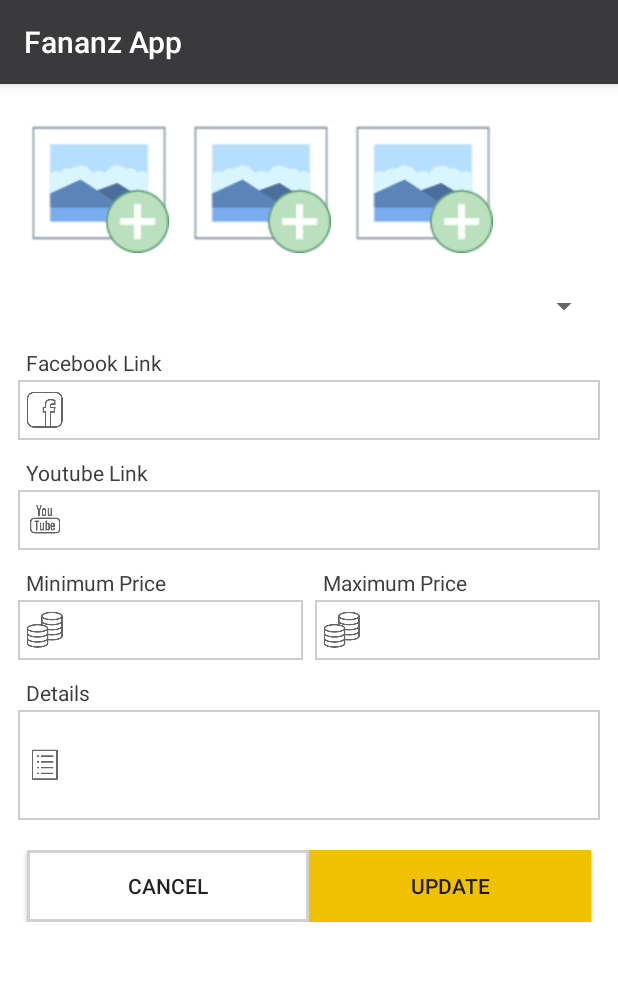
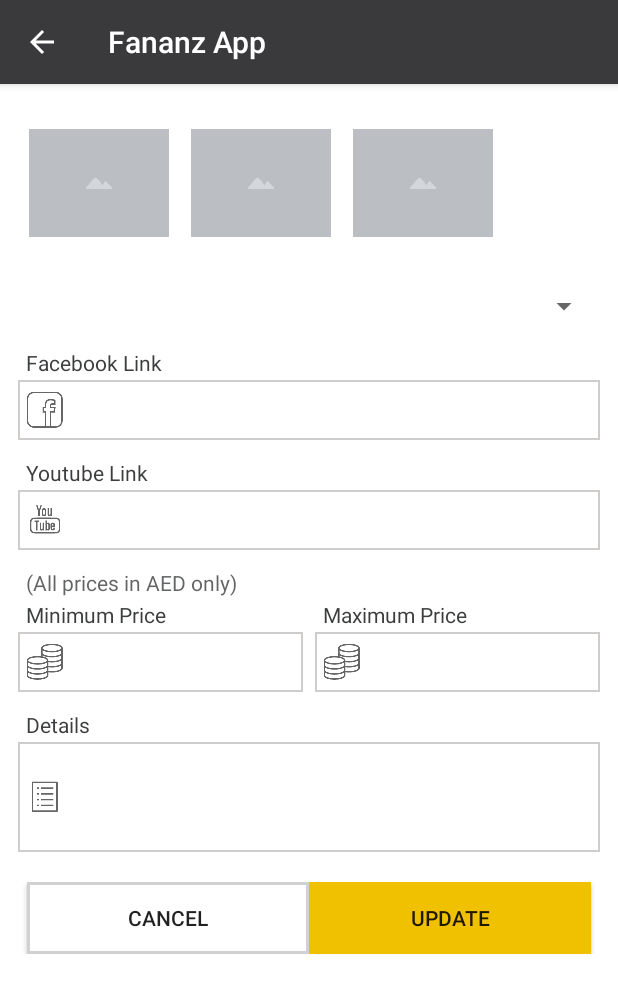
Before and after one commit to Vibeosys/FananzApp, an Android app: the AddPortfolioActivity screen opened directly, with no data from a screen before it, on a phone screen of 412 x 824 dp. Shown: the top 993 px of the screen. Run offline under Robolectric (Android 15) with nearby library versions, the phone set to English and light mode, and no system bars.

Commit message:
UI Changes
UI Changes

```diff
--- a/FananzApp/app/src/main/res/layout/activity_add_portfolio.xml
+++ b/FananzApp/app/src/main/res/layout/activity_add_portfolio.xml
@@ -36,21 +36,21 @@
                             android:layout_height="100dp"
                             android:layout_margin="4dp"
                             android:padding="3dp"
-                            android:src="@drawable/add_image" />
+                            android:src="@drawable/default_img" />
 
                         <ImageView
                             android:layout_width="100dp"
                             android:layout_height="100dp"
                             android:layout_margin="4dp"
                             android:padding="3dp"
-                            android:src="@drawable/add_image" />
+                            android:src="@drawable/default_img" />
 
                         <ImageView
                             android:layout_width="100dp"
                             android:layout_height="100dp"
                             android:layout_margin="4dp"
                             android:padding="3dp"
-                            android:src="@drawable/add_image" />
+                            android:src="@drawable/default_img" />
                     </LinearLayout>
                 </ScrollView>
 
@@ -127,6 +127,17 @@
                         android:textSize="16sp" />
                 </LinearLayout>
 
+                <TextView
+                    android:layout_width="wrap_content"
+                    android:layout_height="wrap_content"
+                    android:layout_marginBottom="2dp"
+                    android:layout_marginTop="8dp"
+                    android:layout_weight="1"
+                    android:paddingStart="5dp"
+                    android:text="@string/str_price_in_aed"
+                    android:textColor="@color/primaryText2"
+                    android:textSize="14sp" />
+
                 <LinearLayout
                     android:layout_width="match_parent"
                     android:layout_height="wrap_content"
@@ -144,7 +155,6 @@
                             android:layout_width="wrap_content"
                             android:layout_height="wrap_content"
                             android:layout_marginBottom="2dp"
-                            android:layout_marginTop="8dp"
                             android:layout_weight="1"
                             android:paddingStart="5dp"
                             android:text="@string/str_portfolio_min_price"
@@ -178,7 +188,6 @@
                             android:layout_width="wrap_content"
                             android:layout_height="wrap_content"
                             android:layout_marginBottom="2dp"
-                            android:layout_marginTop="8dp"
                             android:layout_weight="1"
                             android:paddingStart="5dp"
                             android:text="@string/str_portfolio_max_price"
--- a/FananzApp/app/src/main/res/layout/activity_portfolio_list.xml
+++ b/FananzApp/app/src/main/res/layout/activity_portfolio_list.xml
@@ -16,6 +16,7 @@
             android:id="@+id/addProductTitle"
             android:layout_width="match_parent"
             android:layout_height="48dp"
+            android:onClick="addPortFolio"
             android:layout_marginEnd="0.2dp"
             android:layout_marginStart="0.2dp"
             android:background="@android:color/white"
--- a/FananzApp/app/src/main/res/values/strings.xml
+++ b/FananzApp/app/src/main/res/values/strings.xml
@@ -79,4 +79,5 @@
     <string name="str_portfolio_details">Details</string>
     <string name="str_cancel">Cancel</string>
     <string name="str_update">Update</string>
+    <string name="str_price_in_aed">(All prices in AED only)</string>
 </resources>
```
Also changed, not shown: FananzApp/app/src/main/AndroidManifest.xml (+6 -2 lines), FananzApp/app/src/main/java/com/fananzapp/activities/PortfolioListActivity.java (+7 -0 lines), FananzApp/app/src/main/res/menu/activity_main_drawer.xml (+5 -4 lines), FananzApp/app/src/main/res/drawable/default_img.jpg (added).
